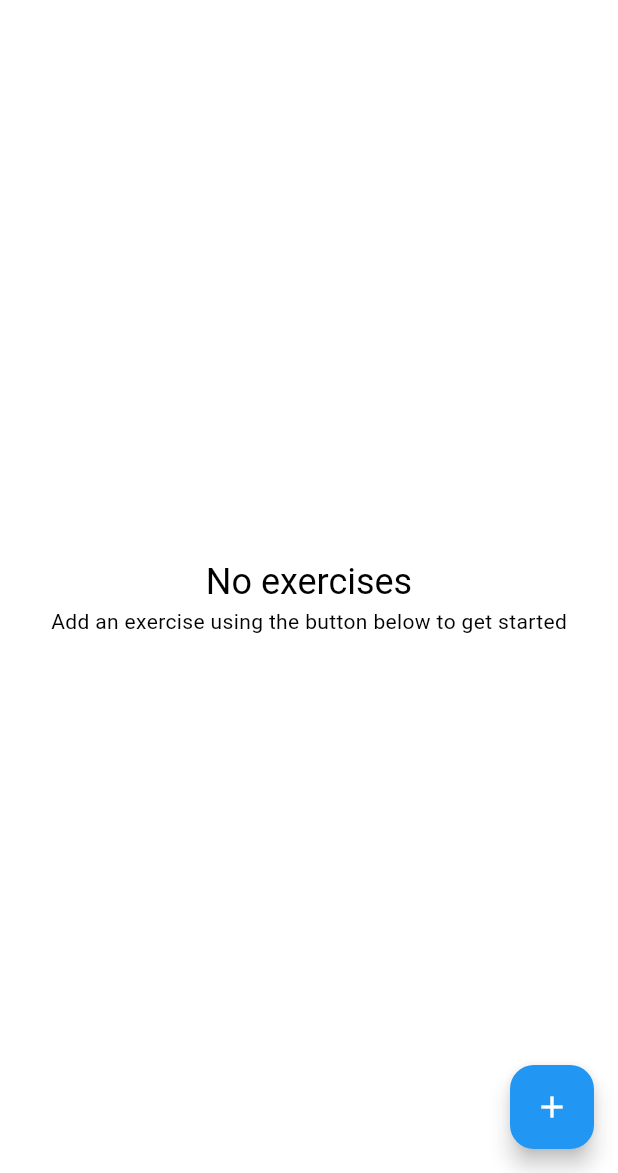
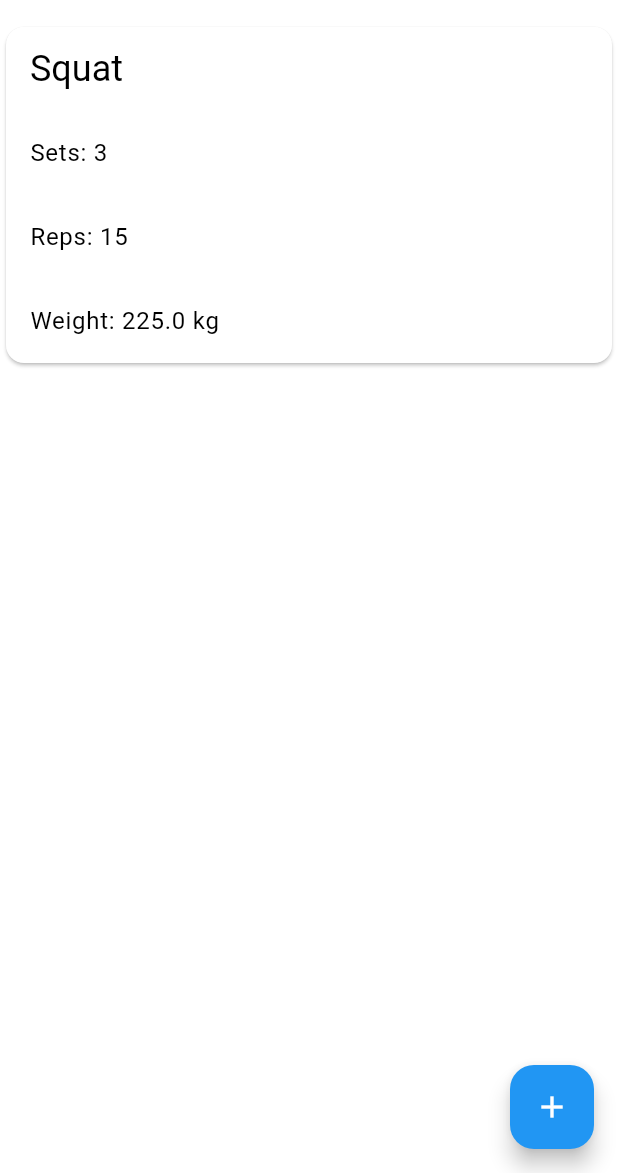
Before and after one commit to Narzgul/GymTracker, a Flutter app: the screen it shows after launch, after a tap on the "add" icon, on a phone screen of 412 x 824 dp, the part 63-1236 px from its top. Run offline on Flutter 3.47's test engine with Material 3 defaults, Android fonts, the phone set to English and light mode, and no system bars; our stand-ins replace sqflite_common_ffi, watch_it; accounts and stored records are empty.

Commit message:
register the ExerciseDB as a singleton using getIt and watch the list of exercises using watchIt to update the list

```diff
--- a/lib/exercise_db.dart
+++ b/lib/exercise_db.dart
@@ -1,10 +1,18 @@
 import 'dart:io';
 
+import 'package:flutter/cupertino.dart';
 import 'package:gym_tracker/exercise.dart';
 import 'package:sqflite_common_ffi/sqflite_ffi.dart';
 
-class ExerciseDB {
+class ExerciseDB extends ChangeNotifier{
   late Database db;
+
+  List<Exercise> _exercises = [];
+  set exercises(List<Exercise> value) {
+    _exercises = value;
+    notifyListeners();
+  }
+  List<Exercise> get exercises => _exercises;
 
   ExerciseDB() {
     if (Platform.isWindows || Platform.isLinux) {
@@ -42,9 +50,9 @@ class ExerciseDB {
   }
 
   // Get all exercises
-  Future<List<Exercise>> getExercises() async {
+  Future<void> loadExercises() async {
     List<Map<String, dynamic>> rawExercises = await db.query('exercises');
-    return rawExercises.map((e) => Exercise(
+    exercises = rawExercises.map((e) => Exercise(
       name: e['name'],
       sets: e['sets'],
       reps: e['reps'],
--- /dev/null
+++ b/lib/exercise_list.dart
@@ -0,0 +1,44 @@
+import 'package:flutter/material.dart';
+
+import 'exercise.dart';
+import 'exercise_card.dart';
+
+class ExerciseList extends StatelessWidget {
+  final List<Exercise> exercises;
+
+  const ExerciseList({super.key, required this.exercises});
+
+  @override
+  Widget build(BuildContext context) {
+    // If there are no exercises, display a message
+    if (exercises.isEmpty) {
+      return Center(
+        child: Column(
+          mainAxisAlignment: MainAxisAlignment.center,
+          children: [
+            Text(
+              'No exercises',
+              style: Theme.of(context).textTheme.headlineSmall,
+            ),
+            const Text(
+              'Add an exercise using the button below to get started',
+            ),
+          ],
+        ),
+      );
+    }
+
+    // If there are exercises, display them in a list
+    return ListView.builder(
+      itemCount: exercises.length,
+      itemBuilder: (BuildContext context, int index) {
+        return ExerciseCard(
+          exerciseName: exercises[index].name,
+          numSets: exercises[index].sets,
+          numReps: exercises[index].reps,
+          weight: exercises[index].weight,
+        );
+      },
+    );
+  }
+}
--- a/lib/home_screen.dart
+++ b/lib/home_screen.dart
@@ -1,62 +1,23 @@
 import 'package:flutter/material.dart';
 import 'package:gym_tracker/exercise.dart';
+import 'package:watch_it/watch_it.dart';
 
 import 'exercise_db.dart';
-import 'exercise_card.dart';
+import 'exercise_list.dart';
 
-class HomeScreen extends StatelessWidget {
-  const HomeScreen({
-    super.key,
-    required this.db,
-  });
-
-  final ExerciseDB db;
+class HomeScreen extends WatchingWidget {
+  const HomeScreen({super.key});
 
   @override
   Widget build(BuildContext context) {
+    ExerciseDB db = GetIt.I<ExerciseDB>();
+    db.loadExercises();
+    List<Exercise> exercises = watchPropertyValue((ExerciseDB db) => db.exercises);
     return Scaffold(
       appBar: AppBar(
         title: const Text('Gym Tracker'),
       ),
-      body: FutureBuilder(
-        // Load exercises from the database and display them
-        future: db.getExercises(),
-        builder: (BuildContext context,
-            AsyncSnapshot<List<Exercise>> snapshot) {
-          if (snapshot.connectionState != ConnectionState.done) {
-            return const Center(child: CircularProgressIndicator());
-          }
-          // If there are no exercises, display a message
-          if (snapshot.data == null || snapshot.data!.isEmpty) {
-            return Center(
-              child: Column(
-                mainAxisAlignment: MainAxisAlignment.center,
-                children: [
-                  Text(
-                    'No exercises',
-                    style: Theme.of(context).textTheme.headlineSmall,
-                  ),
-                  const Text(
-                    'Add an exercise using the button below to get started',
-                  ),
-                ],
-              ),
-            );
-          }
-          List<Exercise> exercises = snapshot.data!;
-          return ListView.builder(
-            itemCount: exercises.length,
-            itemBuilder: (BuildContext context, int index) {
-              return ExerciseCard(
-                exerciseName: exercises[index].name,
-                numSets: exercises[index].sets,
-                numReps: exercises[index].reps,
-                weight: exercises[index].weight,
-              );
-            },
-          );
-        },
-      ),
+      body: ExerciseList(exercises: exercises),
       floatingActionButton: FloatingActionButton(
         onPressed: () => db.insertExercise("Squat", 3, 15, 225),
         child: const Icon(Icons.add),
--- a/lib/main.dart
+++ b/lib/main.dart
@@ -1,5 +1,6 @@
 import 'package:flutter/material.dart';
 import 'package:gym_tracker/exercise_db.dart';
+import 'package:watch_it/watch_it.dart';
 
 import 'home_screen.dart';
 
@@ -14,6 +15,10 @@ class GymTracker extends StatelessWidget {
   Widget build(BuildContext context) {
     var db = ExerciseDB();
     var dbFuture = db.openDB();
+    if (!GetIt.I.isRegistered<ExerciseDB>()) {
+      GetIt.I.registerSingleton<ExerciseDB>(db);
+    }
+
     return MaterialApp(
       title: 'Gym Tracker',
       theme: ThemeData(
@@ -26,7 +31,7 @@ class GymTracker extends StatelessWidget {
               child: CircularProgressIndicator(),
             );
           }
-          return HomeScreen(db: db);
+          return const HomeScreen();
         },
         future: dbFuture,
       ),
```
